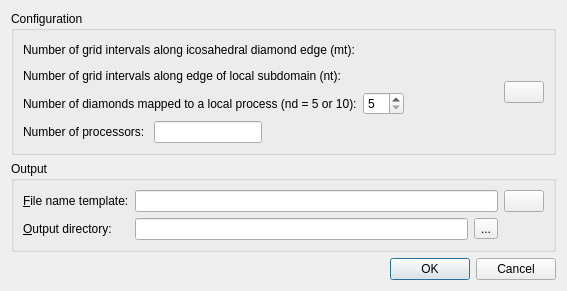
Qt form src/qt-widgets/GenerateVelocityDomainTerraDialogUi.ui (GPlates/GPlates) before a commit.
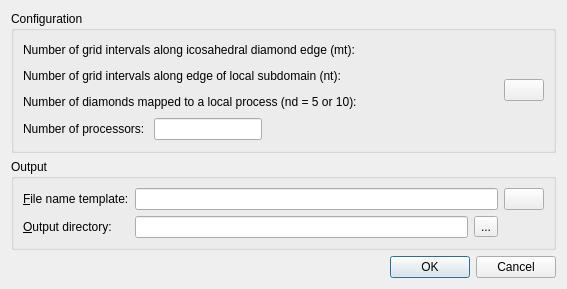
The same form after that commit. Icons and pictures are not drawn.

Commit message: (trunk) Fixup some spinbox issues with Terra generate velocity domain dialog. Round power-of-two 'mt' and 'nt' Terra parameters to nearest power-of-two. Enforce text entry of 'nd' Terra parameter to be 5 or 10 (avoids assertion failure).

```diff
--- a/src/qt-widgets/GenerateVelocityDomainTerraDialogUi.ui
+++ b/src/qt-widgets/GenerateVelocityDomainTerraDialogUi.ui
@@ -99,20 +99,7 @@
            </widget>
           </item>
           <item>
-           <widget class="QSpinBox" name="nd_spinbox">
-            <property name="readOnly">
-             <bool>false</bool>
-            </property>
-            <property name="minimum">
-             <number>5</number>
-            </property>
-            <property name="maximum">
-             <number>10</number>
-            </property>
-            <property name="singleStep">
-             <number>5</number>
-            </property>
-           </widget>
+           <widget class="QWidget" name="nd_spinbox_placeholder" native="true"/>
           </item>
           <item>
            <spacer name="horizontalSpacer_3">
```
Left out of the diff: 3 changed lines with no effect on the pictures. The commit also changes 2 other files.
